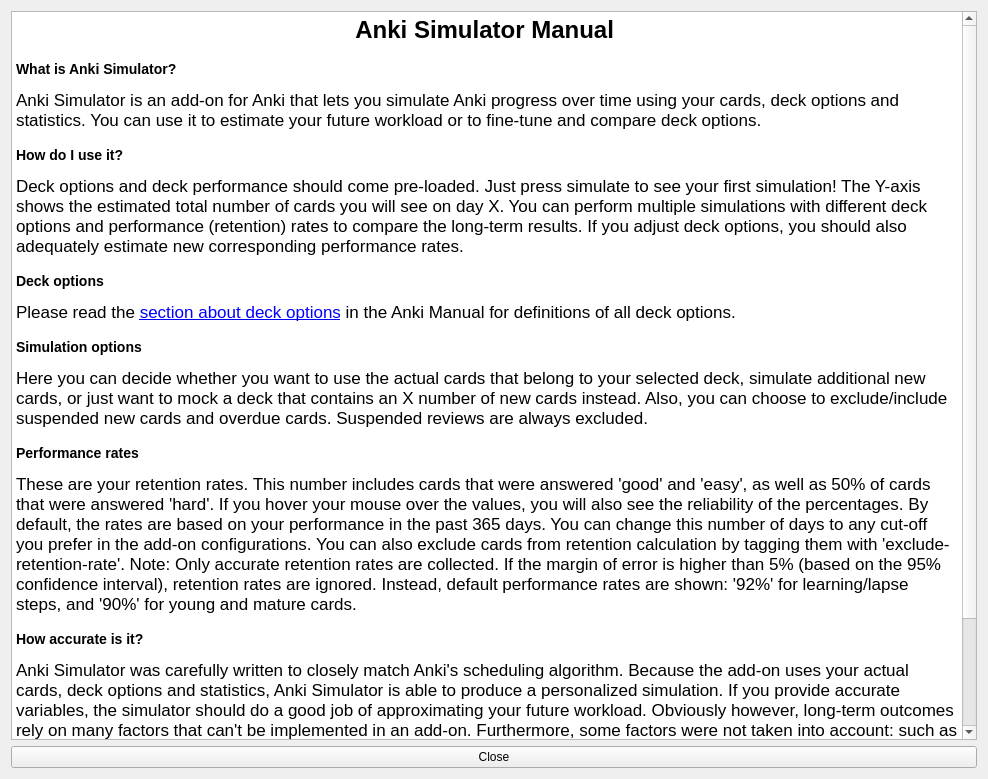
This is designer/manual_dialog.ui in giovannihenriksen/Anki-Simulator as Qt 5 draws it before an edit. The edited form follows.
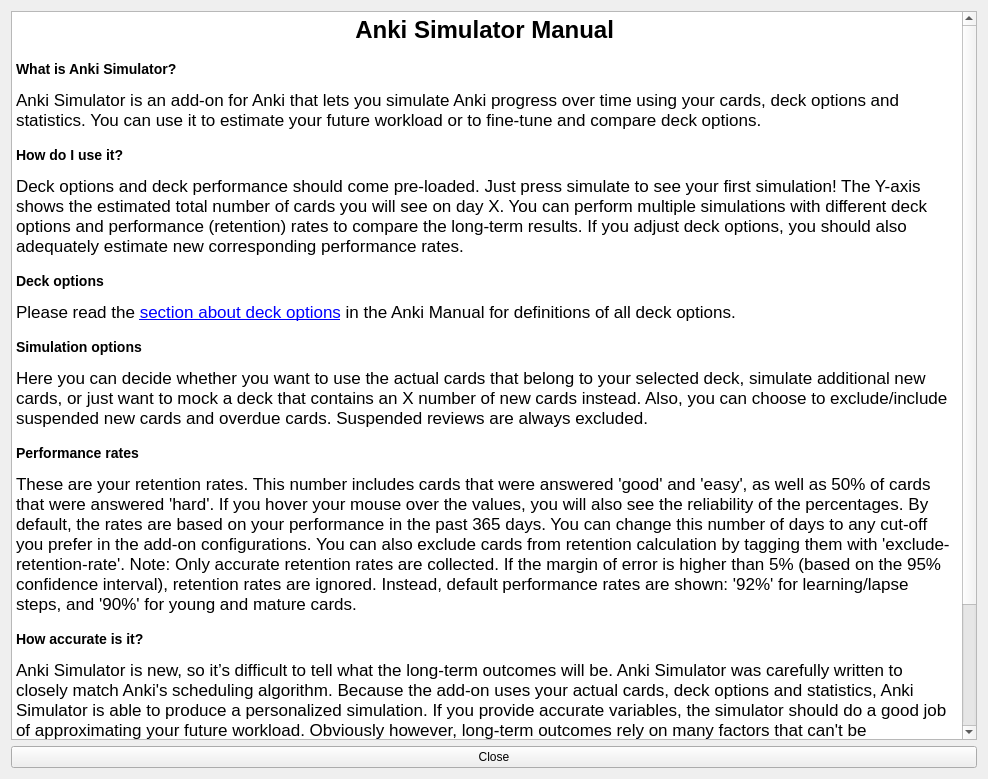
This is the edited form.

Commit message: Another minor change to the manual

```diff
--- a/designer/manual_dialog.ui
+++ b/designer/manual_dialog.ui
@@ -33,7 +33,7 @@
 &lt;p style=&quot; margin-top:14px; margin-bottom:12px; margin-left:0px; margin-right:0px; -qt-block-indent:0; text-indent:0px;&quot;&gt;&lt;a name=&quot;performancerates&quot;&gt;&lt;/a&gt;&lt;span style=&quot; font-size:large; font-weight:600;&quot;&gt;P&lt;/span&gt;&lt;span style=&quot; font-size:large; font-weight:600;&quot;&gt;erformance rates&lt;/span&gt; &lt;/p&gt;
 &lt;p style=&quot; margin-top:12px; margin-bottom:12px; margin-left:0px; margin-right:0px; -qt-block-indent:0; text-indent:0px;&quot;&gt;These are your retention rates. This number includes cards that were answered 'good' and 'easy', as well as 50% of cards that were answered 'hard'. If you hover your mouse over the values, you will also see the reliability of the percentages. By default, the rates are based on your performance in the past 365 days. You can change this number of days to any cut-off you prefer in the add-on configurations. You can also exclude cards from retention calculation by tagging them with 'exclude-retention-rate'. Note: Only accurate retention rates are collected. If the margin of error is higher than 5% (based on the 95% confidence interval), retention rates are ignored. Instead, default performance rates are shown: '92%' for learning/lapse steps, and '90%' for young and mature cards. &lt;/p&gt;
 &lt;p style=&quot; margin-top:14px; margin-bottom:12px; margin-left:0px; margin-right:0px; -qt-block-indent:0; text-indent:0px;&quot;&gt;&lt;a name=&quot;howaccurateisit&quot;&gt;&lt;/a&gt;&lt;span style=&quot; font-size:large; font-weight:600;&quot;&gt;H&lt;/span&gt;&lt;span style=&quot; font-size:large; font-weight:600;&quot;&gt;ow accurate is it?&lt;/span&gt; &lt;/p&gt;
-&lt;p style=&quot; margin-top:12px; margin-bottom:12px; margin-left:0px; margin-right:0px; -qt-block-indent:0; text-indent:0px;&quot;&gt;Anki Simulator was carefully written to closely match Anki's scheduling algorithm. Because the add-on uses your actual cards, deck options and statistics, Anki Simulator is able to produce a personalized simulation. If you provide accurate variables, the simulator should do a good job of approximating your future workload. Obviously however, long-term outcomes rely on many factors that can't be implemented in an add-on. Furthermore, some factors were not taken into account: such as pressing ‘hard’ or ‘easy’ buttons. &lt;span style=&quot; font-family:'Helvetica Neue';&quot;&gt;The simulator assumes that excluding them both should balance their effects out for a large part. Lastly, keep in mind that your future performance rates may vary. &lt;/span&gt;  &lt;/p&gt;
+&lt;p style=&quot; margin-top:12px; margin-bottom:12px; margin-left:0px; margin-right:0px; -qt-block-indent:0; text-indent:0px;&quot;&gt;&lt;span style=&quot; font-family:'Helvetica Neue';&quot;&gt;Anki Simulator is new, so it’s difficult to tell what the long-term outcomes will be. Anki Simulator was carefully written to closely match Anki's scheduling algorithm. Because the add-on uses your actual cards, deck options and statistics, Anki Simulator is able to produce a personalized simulation. If you provide accurate variables, the simulator should do a good job of approximating your future workload. Obviously however, long-term outcomes rely on many factors that can't be implemented in an add-on. Furthermore, some factors were not taken into account: such as pressing ‘hard’ or ‘easy’ buttons. The simulator assumes that excluding them both should balance their effects out for a large part. Lastly, keep in mind that your future performance rates may vary.&lt;/span&gt;&lt;/p&gt;
 &lt;p style=&quot; margin-top:14px; margin-bottom:12px; margin-left:0px; margin-right:0px; -qt-block-indent:0; text-indent:0px;&quot;&gt;&lt;a name=&quot;canihelpimproveankisimulator&quot;&gt;&lt;/a&gt;&lt;span style=&quot; font-size:large; font-weight:600;&quot;&gt;C&lt;/span&gt;&lt;span style=&quot; font-size:large; font-weight:600;&quot;&gt;an I help improve Anki Simulator?&lt;/span&gt; &lt;/p&gt;
 &lt;p style=&quot; margin-top:12px; margin-bottom:12px; margin-left:0px; margin-right:0px; -qt-block-indent:0; text-indent:0px;&quot;&gt;Of course! Anki Simulator is open-source. Anyone is free to suggest new features, submit issues or file pull requests. You can find the project on &lt;a href=&quot;https://github.com/giovannihenriksen/Anki-Simulator&quot;&gt;&lt;span style=&quot; text-decoration: underline; color:#0000ff;&quot;&gt;Github&lt;/span&gt;&lt;/a&gt;.&lt;/p&gt;&lt;/body&gt;&lt;/html&gt;</string>
      </property>
```
